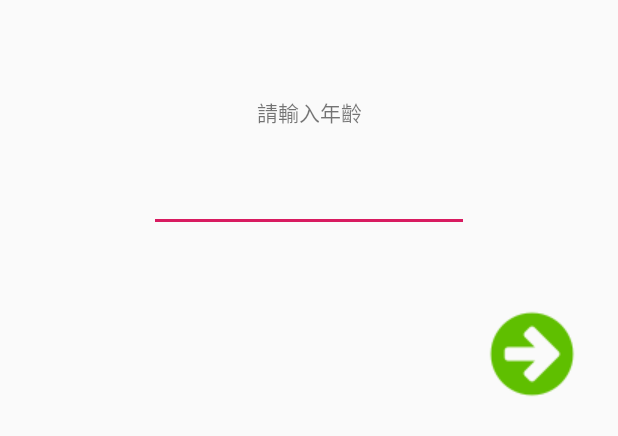
After one commit to minlun0518/FastApplication, an Android app: the layout activity_age.xml on its own in the app's theme, with its tools: preview values and no code run, on a phone screen of 412 x 824 dp. The commit adds this screen. Shown: the top 436 px of the screen. Run offline under Robolectric (Android 15) with nearby library versions, the phone set to English and light mode, and no system bars.

Commit message:
增加期末上機考的主題

```diff
--- /dev/null
+++ b/app/src/main/res/layout/activity_age.xml
@@ -0,0 +1,40 @@
+<?xml version="1.0" encoding="utf-8"?>
+<androidx.constraintlayout.widget.ConstraintLayout xmlns:android="http://schemas.android.com/apk/res/android"
+    xmlns:app="http://schemas.android.com/apk/res-auto"
+    xmlns:tools="http://schemas.android.com/tools"
+    android:layout_width="match_parent"
+    android:layout_height="match_parent"
+    tools:context=".AgeActivity">
+
+    <TextView
+        android:id="@+id/textView3"
+        android:layout_width="wrap_content"
+        android:layout_height="wrap_content"
+        android:layout_marginTop="64dp"
+        android:text="請輸入年齡"
+        app:layout_constraintEnd_toEndOf="parent"
+        app:layout_constraintStart_toStartOf="parent"
+        app:layout_constraintTop_toTopOf="parent" />
+
+    <EditText
+        android:id="@+id/ageEt"
+        android:layout_width="wrap_content"
+        android:layout_height="wrap_content"
+        android:layout_marginTop="24dp"
+        android:ems="10"
+        android:inputType="textPersonName"
+        app:layout_constraintEnd_toEndOf="parent"
+        app:layout_constraintStart_toStartOf="parent"
+        app:layout_constraintTop_toBottomOf="@+id/textView3" />
+
+    <ImageView
+        android:id="@+id/neaxGoGender"
+        android:layout_width="wrap_content"
+        android:layout_height="wrap_content"
+        android:layout_marginTop="204dp"
+        android:layout_marginEnd="16dp"
+        app:layout_constraintEnd_toEndOf="parent"
+        app:layout_constraintStart_toEndOf="@+id/ageEt"
+        app:layout_constraintTop_toTopOf="parent"
+        app:srcCompat="@drawable/right_arrow" />
+</androidx.constraintlayout.widget.ConstraintLayout>
```
Also changed, not shown: app/src/main/java/com/tom/fastapplication/AgeActivity.java (added, +66 -0 lines), app/src/main/java/com/tom/fastapplication/GenderActivity.java (added, +51 -0 lines), app/src/main/java/com/tom/fastapplication/LoginActivity.java (+9 -1 lines), app/src/main/java/com/tom/fastapplication/MainActivity.java (+26 -3 lines), app/src/main/java/com/tom/fastapplication/NicknameActivity.java (added, +72 -0 lines), app/src/main/res/layout/activity_gender.xml (added, +40 -0 lines), app/src/main/res/layout/activity_main.xml (+34 -0 lines), app/src/main/res/layout/activity_nickname.xml (added, +39 -0 lines), app/src/main/res/drawable/done.png (added), app/src/main/res/drawable/right_arrow.png (added).
